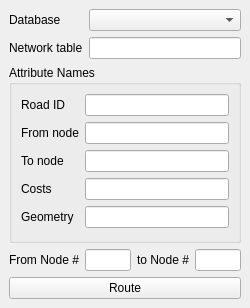
anitagraser/pgRoutingLayer, file ui_pgRoutingLayer.ui: the form before one commit.
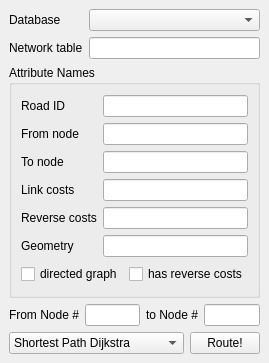
The form after the commit.

Commit message: + reverse costs and directed graph support for shortest_path()

Diff of the .ui file:
```diff
--- a/ui_pgRoutingLayer.ui
+++ b/ui_pgRoutingLayer.ui
@@ -7,7 +7,7 @@
     <x>0</x>
     <y>0</y>
     <width>250</width>
-    <height>308</height>
+    <height>363</height>
    </rect>
   </property>
   <property name="windowTitle">
@@ -17,7 +17,7 @@
    <layout class="QVBoxLayout" name="verticalLayout">
     <item>
      <layout class="QGridLayout" name="gridLayout_3">
-      <item row="0" column="0">
+      <item row="1" column="0">
        <widget class="QLabel" name="label">
         <property name="locale">
          <locale language="English" country="UnitedStates"/>
@@ -27,7 +27,7 @@
         </property>
        </widget>
       </item>
-      <item row="0" column="1">
+      <item row="1" column="1">
        <widget class="QComboBox" name="comboConnections">
         <property name="sizePolicy">
          <sizepolicy hsizetype="Minimum" vsizetype="Fixed">
@@ -40,7 +40,7 @@
         </property>
        </widget>
       </item>
-      <item row="1" column="0">
+      <item row="2" column="0">
        <widget class="QLabel" name="label_2">
         <property name="locale">
          <locale language="English" country="UnitedStates"/>
@@ -50,7 +50,7 @@
         </property>
        </widget>
       </item>
-      <item row="1" column="1">
+      <item row="2" column="1">
        <widget class="QLineEdit" name="lineEditTable">
         <property name="locale">
          <locale language="English" country="UnitedStates"/>
@@ -67,6 +67,8 @@
       <property name="title">
        <string>Attribute Names</string>
       </property>
+      <layout class="QVBoxLayout" name="verticalLayout_2">
+       <item>
       <layout class="QGridLayout" name="gridLayout">
        <item row="0" column="0">
         <widget class="QLabel" name="label_3">
@@ -125,7 +127,7 @@
           <locale language="English" country="UnitedStates"/>
          </property>
          <property name="text">
-          <string>Costs</string>
+            <string>Link costs</string>
          </property>
         </widget>
        </item>
@@ -136,7 +138,7 @@
          </property>
         </widget>
        </item>
-       <item row="4" column="0">
+         <item row="5" column="0">
         <widget class="QLabel" name="label_7">
          <property name="locale">
           <locale language="English" country="UnitedStates"/>
@@ -146,9 +148,39 @@
          </property>
         </widget>
        </item>
-       <item row="4" column="1">
+         <item row="5" column="1">
         <widget class="QLineEdit" name="lineEditGeometry"/>
        </item>
+         <item row="4" column="1">
+          <widget class="QLineEdit" name="lineEditReverseCost"/>
+         </item>
+         <item row="4" column="0">
+          <widget class="QLabel" name="label_10">
+           <property name="text">
+            <string>Reverse costs</string>
+           </property>
+          </widget>
+         </item>
+        </layout>
+       </item>
+       <item>
+        <layout class="QHBoxLayout" name="horizontalLayout_3">
+         <item>
+          <widget class="QCheckBox" name="checkBoxDirected">
+           <property name="text">
+            <string>directed graph</string>
+           </property>
+          </widget>
+         </item>
+         <item>
+          <widget class="QCheckBox" name="checkBoxReverse">
+           <property name="text">
+            <string>has reverse costs</string>
+           </property>
+          </widget>
+         </item>
+        </layout>
+       </item>
       </layout>
      </widget>
     </item>
@@ -191,17 +223,36 @@
      </layout>
     </item>
     <item>
+     <layout class="QHBoxLayout" name="horizontalLayout_2">
+      <item>
+       <widget class="QComboBox" name="comboBoxRoutingMethod">
+        <item>
+         <property name="text">
+          <string>Shortest Path Dijkstra</string>
+         </property>
+        </item>
+       </widget>
+      </item>
+      <item>
      <widget class="QPushButton" name="buttonRun">
+        <property name="maximumSize">
+         <size>
+          <width>70</width>
+          <height>16777215</height>
+         </size>
+        </property>
       <property name="locale">
        <locale language="English" country="UnitedStates"/>
       </property>
       <property name="text">
-       <string>Route</string>
+         <string>Route!</string>
       </property>
       <property name="flat">
        <bool>false</bool>
       </property>
      </widget>
+      </item>
+     </layout>
     </item>
    </layout>
   </widget>
```
Lines whose indentation alone changed are shown as unchanged. The commit also changes 1 other file.
